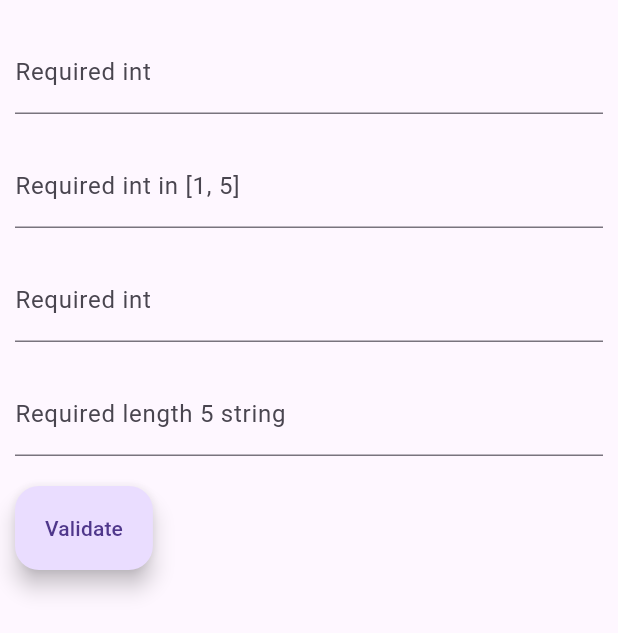
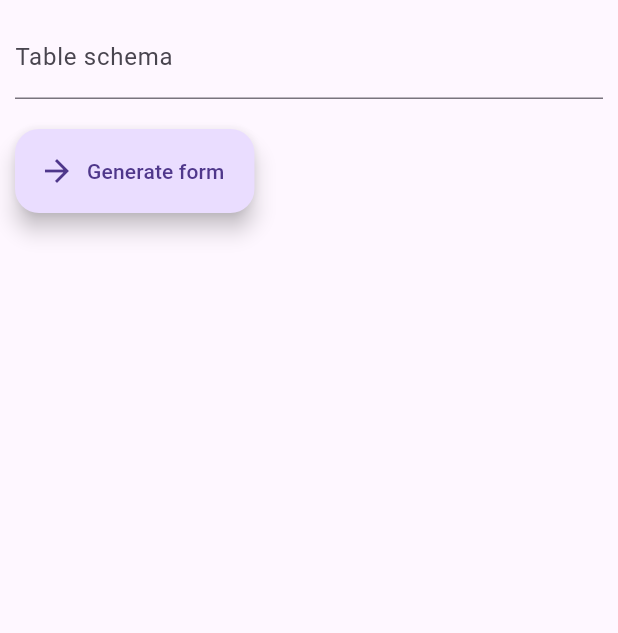
Before and after one commit to finleyowen/ftables_ui, a Flutter app: the screen it shows after launch, on a phone screen of 412 x 824 dp. Shown: the top 633 px of the screen. Run offline on Flutter 3.47's test engine with Material 3 defaults, Android fonts, the phone set to English and light mode, and no system bars.

Commit message:
Continued working on UI, ironed out wrinkles in DDL

```diff
--- a/lib/components/scaffold.dart
+++ b/lib/components/app_scaffold.dart
@@ -17,7 +17,7 @@ class AppScaffold extends StatelessWidget {
 
   @override
   Widget build(BuildContext context) => Scaffold(
-    body: body,
+    body: Padding(padding: EdgeInsetsGeometry.all(10), child: body),
     floatingActionButton: floatingActionButton,
     floatingActionButtonLocation: floatingActionButtonLocation,
   );
--- a/lib/logic/ddl.dart
+++ b/lib/logic/ddl.dart
@@ -16,7 +16,7 @@ const intArgsPat = "^<($intPat)?;$optWhiteSpacePat($intPat)?>\$";
 
 const doubleArgsPat = "^<($doublePat)?;$optWhiteSpacePat($doublePat)?>\$";
 
-const tableSchemaPat = "($identListPat)$optWhiteSpacePat\\((.+)\\)";
+const tableSchemaPat = "^($identListPat)$optWhiteSpacePat\\((.+)\\)\$";
 
 const columnSchemaPat =
     "^($identPat):$optWhiteSpacePat([^=]+)($optWhiteSpacePat=$optWhiteSpacePat(.+))?\$";
@@ -52,7 +52,7 @@ String? _parseStringLiteral(String s) {
 DataType? parseDataType(String s) {
   {
     final typeRe = RegExp(dtypePat);
-    final typeMatch = typeRe.firstMatch(s);
+    final typeMatch = typeRe.firstMatch(s.trim());
 
     var typeName = typeMatch?.group(1);
     if (typeName == null) {
--- a/lib/main.dart
+++ b/lib/main.dart
@@ -2,9 +2,7 @@
 library;
 
 import 'package:flutter/material.dart';
-import 'package:fsheets/components/scaffold.dart';
-import 'package:fsheets/components/typed_text_field.dart';
-import 'package:fsheets/logic/data_type.dart';
+import 'package:fsheets/views/home.dart';
 
 void main() {
   runApp(const MainApp());
@@ -15,64 +13,6 @@ class MainApp extends StatelessWidget {
 
   @override
   Widget build(BuildContext context) {
-    return MaterialApp(
-      home: AppScaffold(body: Column(children: [TestForm()])),
-    );
+    return MaterialApp(home: HomeView());
   }
 }
-
-// dev only
-class TestForm extends StatefulWidget {
-  const TestForm({super.key});
-
-  @override
-  State<StatefulWidget> createState() => _TestFormState();
-}
-
-class _TestFormState extends State<TestForm> {
-  final GlobalKey<FormState> formKey = GlobalKey();
-  bool isValid = false;
-
-  @override
-  Widget build(BuildContext context) => Form(
-    key: formKey,
-    child: Padding(
-      padding: EdgeInsetsGeometry.symmetric(vertical: 20, horizontal: 10),
-      child: Column(
-        spacing: 20,
-        children: [
-          IntegerTextField(
-            dataType: IntegerDataType(nullable: false),
-            labelText: "Required int",
-          ),
-          IntegerTextField(
-            dataType: IntegerDataType(nullable: false, min: 1, max: 5),
-            labelText: "Required int in [1, 5]",
-          ),
-          DoubleTextField(
-            dataType: DoubleDataType(nullable: false),
-            labelText: "Required int",
-          ),
-          StringTextField(
-            dataType: StringDataType(nullable: false, minLen: 5, maxLen: 5),
-            labelText: "Required length 5 string",
-          ),
-          Row(
-            spacing: 10,
-            children: [
-              FloatingActionButton.extended(
-                label: Text("Validate"),
-                onPressed: () {
-                  setState(() {
-                    isValid = formKey.currentState!.validate();
-                  });
-                },
-              ),
-            ],
-          ),
-          if (isValid) Row(children: [Text("Input valid!")]),
-        ],
-      ),
-    ),
-  );
-}
--- a/lib/views/home.dart
+++ b/lib/views/home.dart
@@ -1,10 +1,58 @@
 import 'package:flutter/material.dart';
-import 'package:fsheets/components/scaffold.dart';
+import 'package:fsheets/components/app_scaffold.dart';
+import 'package:fsheets/components/typed_text_field.dart';
+import 'package:fsheets/logic/data_type.dart';
+import 'package:fsheets/logic/ddl.dart';
+import 'package:fsheets/views/table_form.dart';
 
-class HomeView extends StatelessWidget {
+class HomeView extends StatefulWidget {
   const HomeView({super.key});
 
   @override
-  Widget build(BuildContext context) =>
-      AppScaffold(body: Column(children: [Row()]));
+  State<StatefulWidget> createState() => _HomeViewState();
 }
+
+class _HomeViewState extends State<HomeView> {
+  final TextEditingController schemaController = TextEditingController();
+  bool isValid = true;
+
+  @override
+  Widget build(BuildContext context) => AppScaffold(
+    body: Column(
+      spacing: 20,
+      children: [
+        StringTextField(
+          controller: schemaController,
+          dataType: StringDataType(nullable: false),
+          labelText: "Table schema",
+        ),
+        Row(
+          children: [
+            FloatingActionButton.extended(
+              label: Text("Generate form"),
+              icon: Icon(Icons.arrow_forward),
+              onPressed: () {
+                final tableSchema = parseTableSchema(schemaController.text);
+                if (tableSchema != null) {
+                  setState(() {
+                    isValid = true;
+                  });
+                  Navigator.of(context).push(
+                    MaterialPageRoute(
+                      builder: (context) => TableFormView(schema: tableSchema),
+                    ),
+                  );
+                } else {
+                  setState(() {
+                    isValid = false;
+                  });
+                }
+              },
+            ),
+          ],
+        ),
+        if (!isValid) Row(children: [Text("Invalid!")]),
+      ],
+    ),
+  );
+}
```
Also changed, not shown: lib/components/typed_text_field.dart (+37 -0 lines), lib/views/table_form.dart (added, +44 -0 lines), template_component.dart (added, +20 -0 lines), tests/schema.dart (+4 -0 lines).
